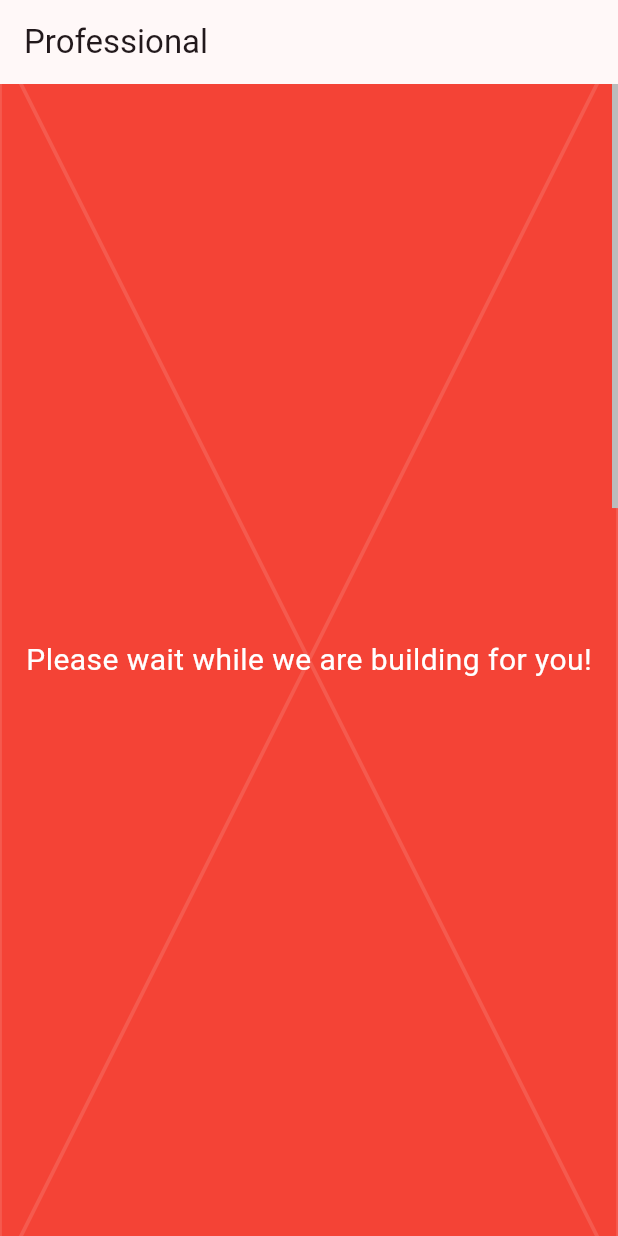
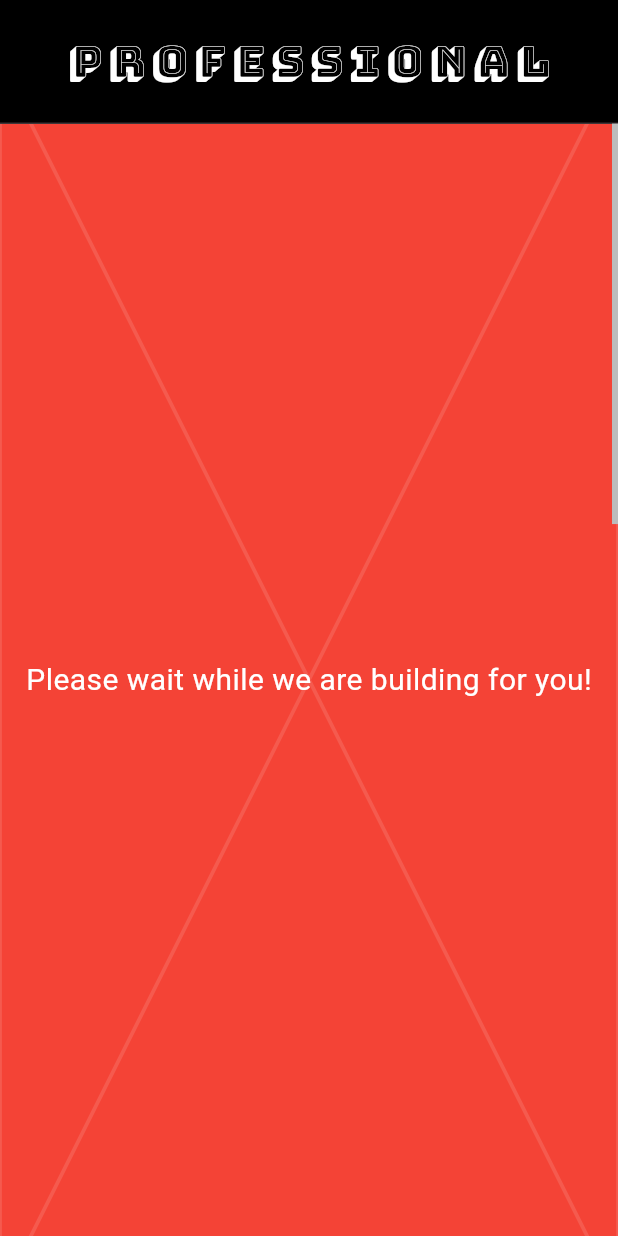
Before and after one commit to siva-ratnakar/home_page, a Flutter app: the ProfessionalPage screen opened by its route, on a phone screen of 412 x 824 dp. Run offline on Flutter 3.47's test engine with Material 3 defaults, Android fonts, the phone set to English and light mode, and no system bars; our stand-ins replace flutter_animate, go_router.

Commit message:
[WIP] update professional page
- add header
- split and organize things

```diff
--- a/lib/constants/constants.dart
+++ b/lib/constants/constants.dart
@@ -13,6 +13,7 @@ class Constants {
   // Title related constants
   static const String siteTitleFontFamily = 'IrishGrover';
   static const double titleBottomBorderWidth = 1.0;
+  static const String siteProfessionalTitleFontFamily = 'BungeeShade';
 
   // Home components related constants
   static const String siteNameFontFamily = 'Papyrus';
--- a/lib/home/home.dart
+++ b/lib/home/home.dart
@@ -5,6 +5,7 @@ import 'package:flutter_animate/flutter_animate.dart';
 import 'package:flutter_staggered_grid_view/flutter_staggered_grid_view.dart';
 import 'package:go_router/go_router.dart';
 import 'package:siva_website/constants/constants.dart';
+import 'package:siva_website/main.dart';
 import 'package:siva_website/utils/helper.dart';
 import 'package:siva_website/utils/router.dart';
 
--- a/lib/home/src/widgets.dart
+++ b/lib/home/src/widgets.dart
@@ -1,16 +1,4 @@
 part of '../home.dart';
-
-class WholeDivider extends StatelessWidget {
-  const WholeDivider({super.key});
-
-  @override
-  Widget build(BuildContext context) {
-    return Container(
-      height: Constants.titleBottomBorderWidth,
-      color: Theme.of(context).colorScheme.onBackground,
-    );
-  }
-}
 
 class NameBack extends StatelessWidget {
   const NameBack({super.key});
--- a/lib/main.dart
+++ b/lib/main.dart
@@ -1,5 +1,8 @@
 import 'package:flutter/material.dart';
+import 'package:siva_website/constants/constants.dart';
 import 'package:siva_website/utils/router.dart';
+
+part 'src/widgets.dart';
 
 void main() {
   runApp(const MyApp());
--- a/lib/professional/professional.dart
+++ b/lib/professional/professional.dart
@@ -1,5 +1,10 @@
 import 'package:flutter/material.dart';
+import 'package:siva_website/constants/constants.dart';
+import 'package:siva_website/main.dart';
 import 'package:siva_website/utils/helper.dart';
+
+part 'src/body.dart';
+part 'src/header.dart';
 
 class ProfessionalPage extends StatelessWidget {
   const ProfessionalPage({super.key});
@@ -7,43 +12,15 @@ class ProfessionalPage extends StatelessWidget {
   @override
   Widget build(BuildContext context) {
     return Scaffold(
-      // TODO(immadisairaj): add click to go home (check nav stack then go?)
-      // TODO(immadisairaj): add clicks to scroll to that section position
-      appBar: AppBar(
-        title: const Text('Professional'),
-      ),
-      body: Scrollbar(
-        controller: ProfessionalScreenHelper().scrollController,
-        thumbVisibility: true,
-        child: ListWheelScrollView(
-          physics: const FixedExtentScrollPhysics(),
-          controller: ProfessionalScreenHelper().scrollController,
-          useMagnifier: true,
-          magnification: 1.25,
-          itemExtent: MediaQuery.sizeOf(context).height * 0.8,
-          // TODO(immadisairaj): update page to show dynamic data
-          // childDelegate: ListWheelChildBuilderDelegate(
-          //   childCount: <get_count_dynamic>,
-          //   builder: (context, index) {
-          //     return const Placeholder();
-          //   },
-          // ),
+      backgroundColor: Theme.of(context).colorScheme.background,
+      body: SizedBox(
+        height: MediaQuery.sizeOf(context).height,
+        width: MediaQuery.sizeOf(context).width,
+        child: const Column(
+          mainAxisSize: MainAxisSize.min,
           children: [
-            Container(
-              width: MediaQuery.sizeOf(context).width * 0.8,
-              color: Colors.red,
-              child: const UnderConstruction(),
-            ),
-            Container(
-              width: MediaQuery.sizeOf(context).width * 0.8,
-              color: Colors.green,
-              child: const UnderConstruction(),
-            ),
-            Container(
-              width: MediaQuery.sizeOf(context).width * 0.8,
-              color: Colors.blue,
-              child: const UnderConstruction(),
-            ),
+            ProfessionalHeader(),
+            Expanded(child: ProfessionalBody()),
           ],
         ),
       ),
--- /dev/null
+++ b/lib/professional/src/body.dart
@@ -0,0 +1,44 @@
+part of '../professional.dart';
+
+class ProfessionalBody extends StatelessWidget {
+  const ProfessionalBody({super.key});
+
+  @override
+  Widget build(BuildContext context) {
+    return Scrollbar(
+      controller: ProfessionalScreenHelper().scrollController,
+      thumbVisibility: true,
+      child: ListWheelScrollView(
+        physics: const FixedExtentScrollPhysics(),
+        controller: ProfessionalScreenHelper().scrollController,
+        useMagnifier: true,
+        magnification: 1.25,
+        itemExtent: MediaQuery.sizeOf(context).height * 0.8,
+        // TODO(immadisairaj): update page to show dynamic data
+        // childDelegate: ListWheelChildBuilderDelegate(
+        //   childCount: <get_count_dynamic>,
+        //   builder: (context, index) {
+        //     return const Placeholder();
+        //   },
+        // ),
+        children: [
+          Container(
+            width: MediaQuery.sizeOf(context).width * 0.8,
+            color: Colors.red,
+            child: const UnderConstruction(),
+          ),
+          Container(
+            width: MediaQuery.sizeOf(context).width * 0.8,
+            color: Colors.green,
+            child: const UnderConstruction(),
+          ),
+          Container(
+            width: MediaQuery.sizeOf(context).width * 0.8,
+            color: Colors.blue,
+            child: const UnderConstruction(),
+          ),
+        ],
+      ),
+    );
+  }
+}
--- /dev/null
+++ b/lib/professional/src/header.dart
@@ -0,0 +1,46 @@
+part of '../professional.dart';
+
+class ProfessionalHeader extends StatelessWidget {
+  const ProfessionalHeader({super.key});
+
+  @override
+  Widget build(BuildContext context) {
+    // TODO(immadisairaj): add click to go home (check nav stack then go?)
+
+    return Container(
+      color: Colors.black,
+      height: MediaQuery.sizeOf(context).height * 0.1,
+      child: Column(
+        mainAxisSize: MainAxisSize.max,
+        crossAxisAlignment: CrossAxisAlignment.center,
+        children: [
+          Expanded(
+            child: Padding(
+              padding: const EdgeInsets.all(8.0),
+              child: FittedBox(
+                child: SizedBox(
+                  height: 60,
+                  width: 800,
+                  child: Center(
+                    child: DefaultTextStyle(
+                      style: Theme.of(context).textTheme.displayLarge!.copyWith(
+                            fontFamily:
+                                Constants.siteProfessionalTitleFontFamily,
+                            fontWeight: FontWeight.w500,
+                            letterSpacing: Constants.siteTitleLetterSpacing,
+                            color: Colors.white,
+                          ),
+                      child: const Text('Professional'),
+                      // child: const TitleTextWidget(),
+                    ),
+                  ),
+                ),
+              ),
+            ),
+          ),
+          const WholeDivider(),
+        ],
+      ),
+    );
+  }
+}
--- /dev/null
+++ b/lib/src/widgets.dart
@@ -0,0 +1,13 @@
+part of '../main.dart';
+
+class WholeDivider extends StatelessWidget {
+  const WholeDivider({super.key});
+
+  @override
+  Widget build(BuildContext context) {
+    return Container(
+      height: Constants.titleBottomBorderWidth,
+      color: Theme.of(context).colorScheme.onBackground,
+    );
+  }
+}
--- a/pubspec.yaml
+++ b/pubspec.yaml
@@ -88,6 +88,9 @@ flutter:
     - family: IrishGrover
       fonts:
         - asset: fonts/IrishGrover.ttf
+    - family: BungeeShade
+      fonts:
+        - asset: fonts/BungeeShade.ttf
   #       - asset: fonts/Schyler-Italic.ttf
   #         style: italic
   #   - family: Trajan Pro
```
Also changed, not shown: fonts/BungeeShade.ttf (added).
